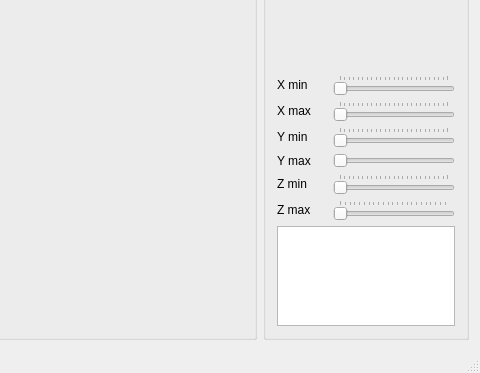
The window that mainwindow.ui (kamil-filip/SittingHealthily) describes before a commit, drawn with Qt 5; both pictures show x 354 to 834 and y 222 to 595 of the 834 by 595 pixel window.
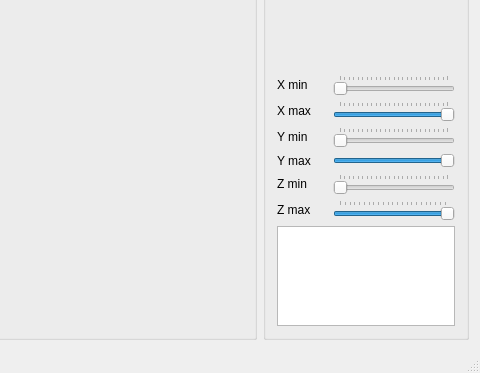
The same window after the commit. Icons and pictures are not drawn. Custom widgets are drawn as their Qt base class.

Diff of the .ui file:
```diff
--- a/mainwindow.ui
+++ b/mainwindow.ui
@@ -130,6 +130,9 @@
            <property name="pageStep">
             <number>15</number>
            </property>
+           <property name="value">
+            <number>360</number>
+           </property>
            <property name="orientation">
             <enum>Qt::Horizontal</enum>
            </property>
@@ -208,6 +211,9 @@
            <property name="pageStep">
             <number>15</number>
            </property>
+           <property name="value">
+            <number>360</number>
+           </property>
            <property name="orientation">
             <enum>Qt::Horizontal</enum>
            </property>
@@ -280,6 +286,9 @@
            <property name="pageStep">
             <number>15</number>
            </property>
+           <property name="value">
+            <number>360</number>
+           </property>
            <property name="orientation">
             <enum>Qt::Horizontal</enum>
            </property>
```
Left out of the diff: 30 changed lines with no effect on the pictures.
